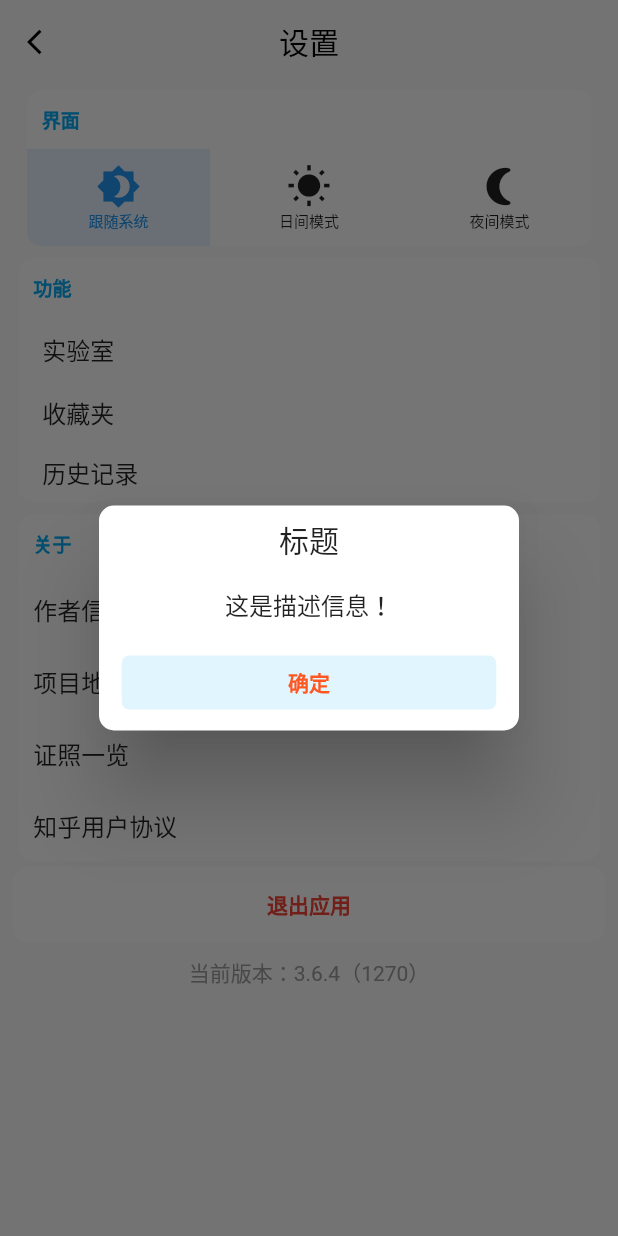
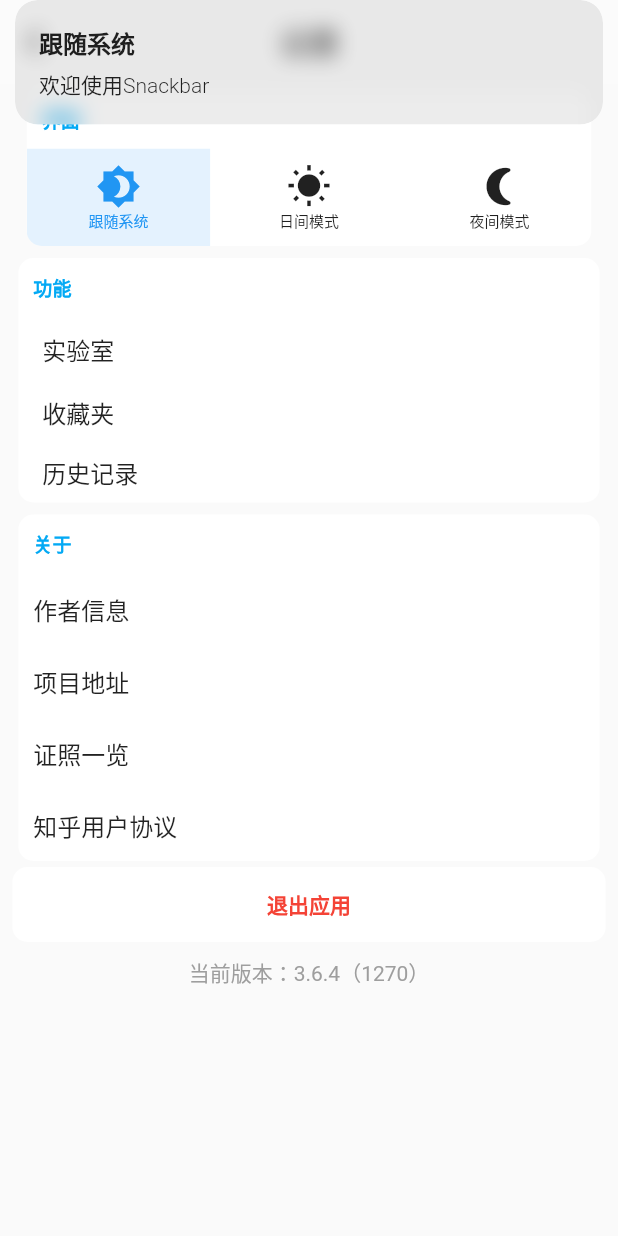
Before and after one commit to YangSuGuo/flutter_news, a Flutter app: the settings screen opened directly, after a tap on "跟随系统", on a phone screen of 412 x 824 dp. Run offline on Flutter 3.47's test engine with Material 2 defaults, Android fonts, the phone set to English and light mode, and no system bars; our stand-ins replace dio, easy_refresh, flutter_screenutil, get, getwidget, share_plus and 1 more; missing offline and left inert: flutter_inappwebview; accounts and stored records are empty; network calls fail.

Commit message:
分离operate组件

```diff
--- a/lib/db/database/history.dart
+++ b/lib/db/database/history.dart
@@ -1,4 +1,4 @@
-class History{
+class History {
   /// 历史记录表
   static const String tableName = 'history';
 
--- a/lib/pages/App.dart
+++ b/lib/pages/App.dart
@@ -85,9 +85,6 @@ class _appState extends State<app> {
 
   /// Body
   Widget _buildBody() {
-    return Padding(
-        padding: const EdgeInsets.only(top: 0),
-        child: item()
-    );
+    return Padding(padding: const EdgeInsets.only(top: 0), child: item());
   }
 }
--- a/lib/pages/Comments/Widget/CommentWidget.dart
+++ b/lib/pages/Comments/Widget/CommentWidget.dart
@@ -1,4 +1,5 @@
 import 'package:flutter/material.dart';
+import 'package:get/get.dart';
 import 'package:intl/intl.dart';
 
 import '../model/comments_model.dart';
@@ -24,7 +25,9 @@ class CommentWidget extends StatelessWidget {
                 width: 43,
                 height: 43,
                 child: IconButton(
-                  onPressed: () {},
+                  onPressed: () {
+                    Get.snackbar("Snackbar 标题", "欢迎使用Snackbar");
+                  },
                   icon: const Icon(
                     Icons.short_text_rounded,
                     size: 30,
--- a/lib/pages/Essay/model/commentsinfo_model.dart
+++ b/lib/pages/Essay/model/commentsinfo_model.dart
@@ -3,7 +3,8 @@ import 'dart:convert';
 CommentInfoData commentInfoDataFromJson(String str) =>
     CommentInfoData.fromJson(json.decode(str));
 
-String commentInfoDataToJson(CommentInfoData data) => json.encode(data.toJson());
+String commentInfoDataToJson(CommentInfoData data) =>
+    json.encode(data.toJson());
 
 class CommentInfoData {
   late int? longComments;
@@ -18,7 +19,8 @@ class CommentInfoData {
     this.comments,
   });
 
-  factory CommentInfoData.fromJson(Map<String, dynamic> json) => CommentInfoData(
+  factory CommentInfoData.fromJson(Map<String, dynamic> json) =>
+      CommentInfoData(
         longComments: json['long_comments'],
         popularity: json['popularity'],
         shortComments: json['short_comments'],
--- a/lib/pages/History/history.dart
+++ b/lib/pages/History/history.dart
@@ -1,8 +1,8 @@
 import 'package:flutter/material.dart';
 import 'package:get/get.dart';
 import 'package:item_news/Widget/remind.dart';
+import 'package:item_news/pages/Item/Widget/list.dart';
 import 'package:item_news/pages/Item/model/stories_model.dart';
-import 'package:item_news/pages/Item/Widget/list.dart';
 
 import '../../db/db.dart';
 import '../Essay/essay.dart';
@@ -31,8 +31,8 @@ class _historyState extends State<history> {
   @override
   Widget build(BuildContext context) {
     return Scaffold(
-        appBar: _buildAppBar(),
-        body: items.isNotEmpty ? _buildBody() : RemindWidget(),
+      appBar: _buildAppBar(),
+      body: items.isNotEmpty ? _buildBody() : RemindWidget(),
     );
   }
 
--- a/lib/pages/History/model/history_model.dart
+++ b/lib/pages/History/model/history_model.dart
@@ -15,6 +15,7 @@ class HistoryData {
   late String? image;
   late String? url;
   late String? ga_prefix;
+
   // 阅读时间
   late String? reading_time;
 
--- a/lib/pages/Settings/settings.dart
+++ b/lib/pages/Settings/settings.dart
@@ -66,27 +66,10 @@ class _settingsState extends State<settings> {
                   _isSelected[value] = true;
                   if (value == 0) {
                     // todo 跟随系统实现
-                    // 对话框
-                    Get.defaultDialog(
-                        title: '标题',
-                        middleText: '这是描述信息！',
-                        confirm: SizedBox(
-                          // height: 35,
-                            width: MediaQuery.of(context).size.width / 1.65,
-                            child: MaterialButton(
-                              elevation: 0,
-                              color: Get.isDarkMode ? Colors.black12 : Colors.lightBlue.shade50,
-                              shape: const RoundedRectangleBorder(
-                                  borderRadius: BorderRadius.all(Radius.circular(5))),
-                              child: Text('确定',style: TextStyle(color: Colors.deepOrange.shade500,fontSize: 14,fontWeight: FontWeight.bold),),
-                              onPressed: () {},
-                            )),
-                        radius: 10,
-                        barrierDismissible: true
-                    );
+                    Get.snackbar("跟随系统", "欢迎使用Snackbar");
                   } else if (value == 1) {
                     Get.changeTheme(ThemeData.light());
-                  } else if (value == 2) {
+                  } else if (value == 2) {;
                     Get.changeTheme(ThemeData.dark());
                   }
                 }),
--- a/lib/pages/Stars/model/stars_model.dart
+++ b/lib/pages/Stars/model/stars_model.dart
@@ -14,6 +14,7 @@ class StarsData {
   late String? image;
   late String? url;
   late String? ga_prefix;
+
   // 收藏日期
   late String? collectTime;
 
--- a/lib/pages/Stars/stars.dart
+++ b/lib/pages/Stars/stars.dart
@@ -1,13 +1,11 @@
 import 'package:flutter/material.dart';
 import 'package:get/get.dart';
 import 'package:item_news/Widget/remind.dart';
-import 'package:item_news/pages/Stars/model/stars_model.dart';
 import 'package:item_news/pages/Item/Widget/list.dart';
 
 import '../../db/db.dart';
-import '../History/model/history_model.dart';
+import '../Essay/essay.dart';
 import '../Item/model/stories_model.dart';
-import '../Essay/essay.dart';
 
 class stars extends StatefulWidget {
   const stars({super.key});
--- a/pubspec.yaml
+++ b/pubspec.yaml
@@ -1,7 +1,7 @@
 name: item_news
 description: A new Flutter project.
 publish_to: 'none'
-version: 1.3.3
+version: 1.3.4
 
 environment:
   sdk: '>=3.1.0 <4.0.0'
```
Also changed, not shown: lib/pages/Comments/comments.dart (+4 -3 lines), lib/pages/Essay/Widget/operate.dart (added, +94 -0 lines), lib/pages/Essay/essay.dart (+43 -111 lines), lib/pages/Item/item.dart (+4 -5 lines), 1 other file.
